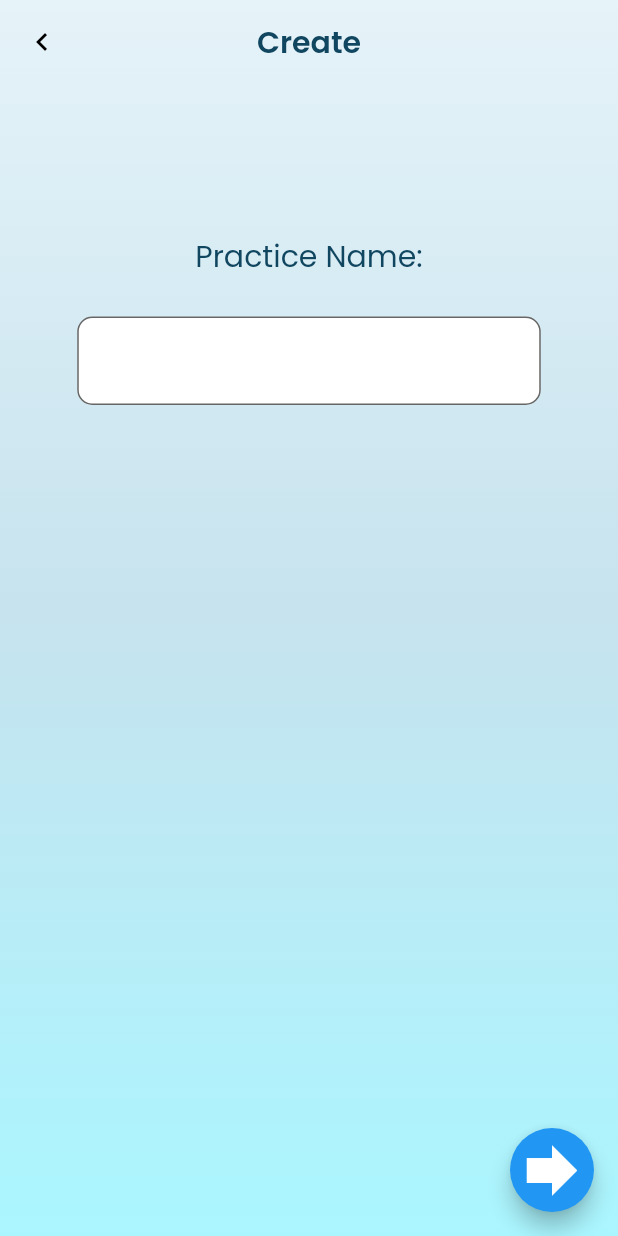
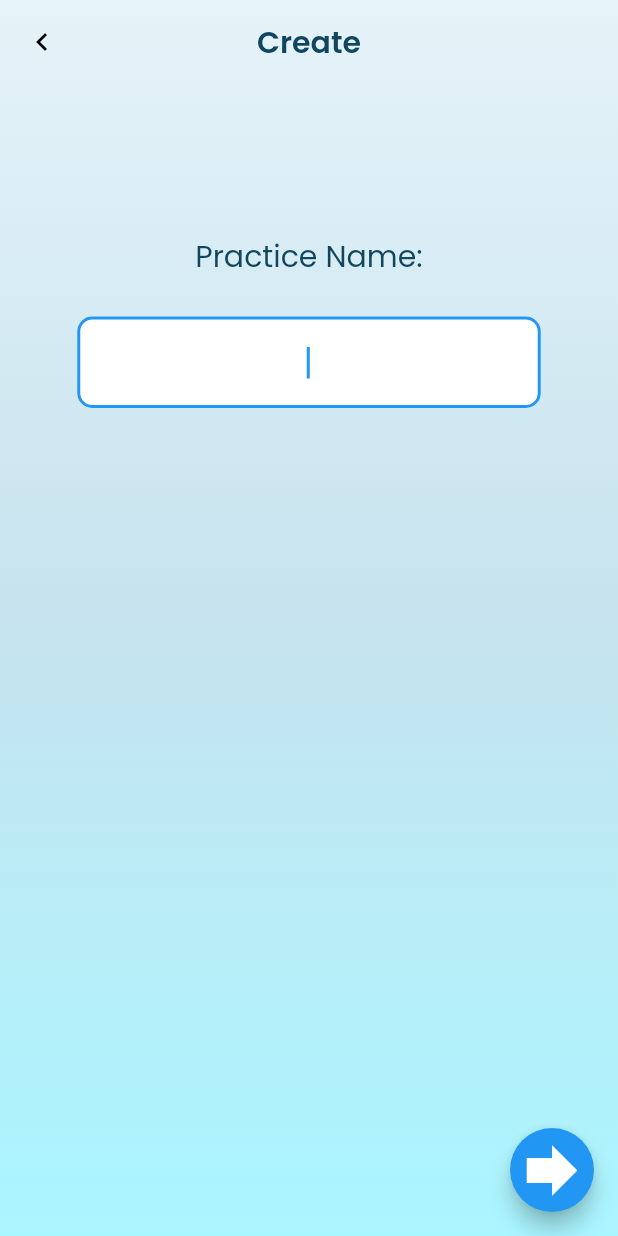
Before and after one commit to pfranz1/swim_timer, a Flutter app: the NameView screen opened directly, on a phone screen of 412 x 824 dp. Run offline on Flutter 3.47's test engine with Material 2 defaults, Android fonts, the phone set to English and light mode, and no system bars; our stand-ins replace equatable, firebase_core, firebase_database, flutter_bloc, go_router, page_transition and 2 more; missing offline and left inert: animated_digit, sorted_list; accounts and stored records are empty.

Commit message:
add auto-focus + font styling to text field

```diff
--- a/lib/pages/create/views/name_view.dart
+++ b/lib/pages/create/views/name_view.dart
@@ -127,7 +127,18 @@ class _NameViewState extends State<NameView>
                     child: TextField(
                       textAlign: TextAlign.center,
                       controller: widget.nameController,
-                      style: TextStyle(),
+                      autofocus: true,
+                      style: TextStyle(
+                        fontSize: 15,
+                        color: Color(0xFF10465F),
+                        fontFamily: 'Poppins',
+                        fontWeight: FontWeight.w600,
+                      ),
+                      onSubmitted: (value) async {
+                        await _controller.reverse();
+                        context.read<CreateBloc>().add(
+                            CreateEvent_SetStep(step: CreateStep.laneSettings));
+                      },
                       decoration: InputDecoration(
                           border: OutlineInputBorder(
                             borderRadius: BorderRadius.circular(10.0),
```
